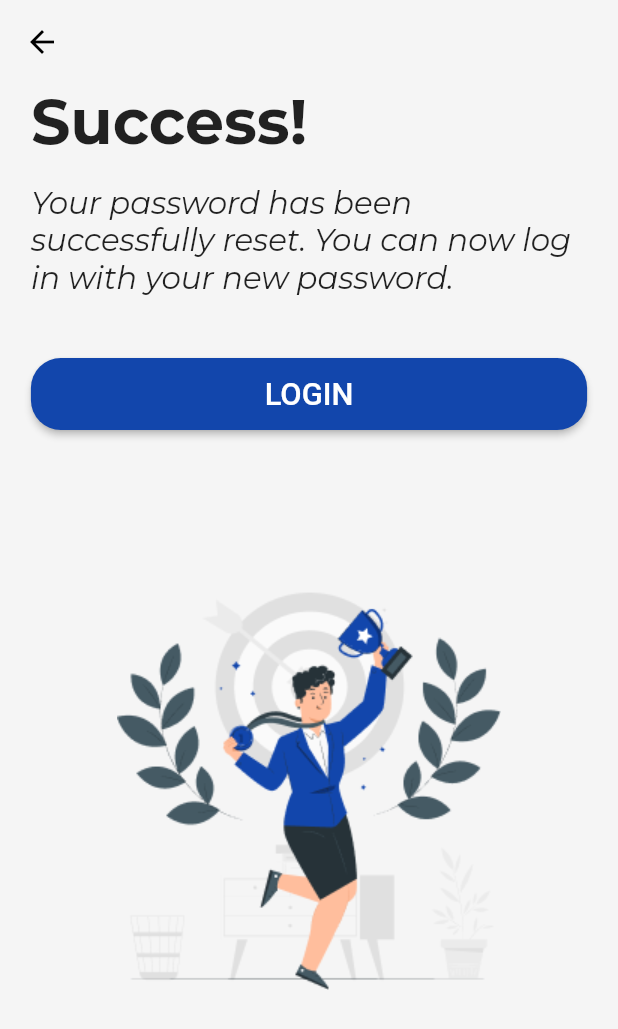
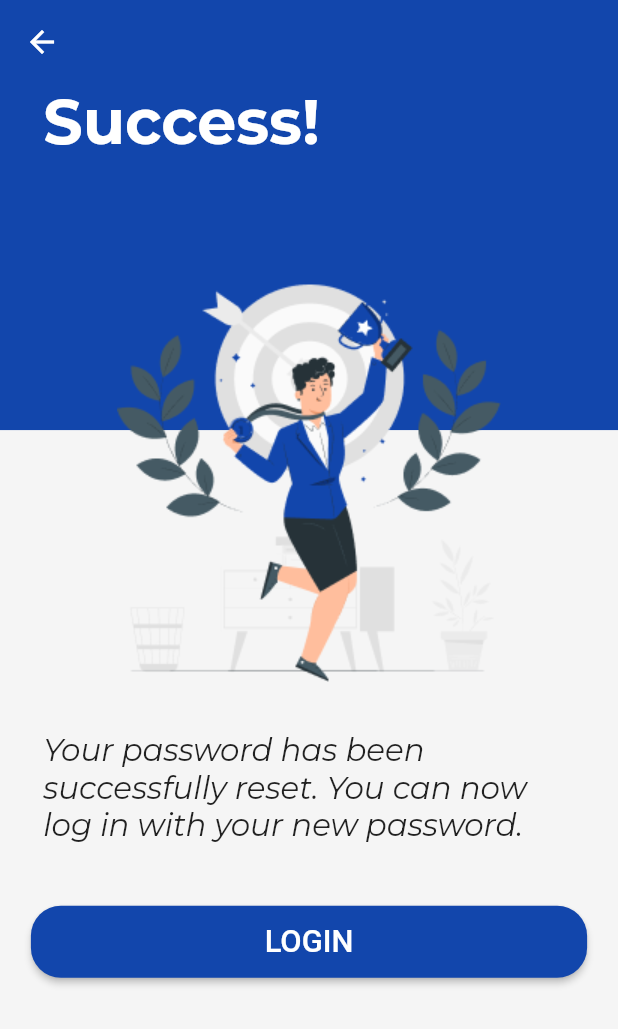
Before and after one commit to lakshya1goel/BytePad, a Flutter app: the SuccessScreen screen opened directly, on a phone screen of 412 x 824 dp. Shown: the top 1029 px of the screen. Run offline on Flutter 3.47's test engine with Material 2 defaults, Android fonts, the phone set to English and light mode, and no system bars; our stand-ins replace carousel_slider; project files that could hold a hidden picture were left out.

Commit message:
update background and implement proper navigation

```diff
--- a/lib/Views/Pages/OnboardingScreens/first_onboarding_screen.dart
+++ b/lib/Views/Pages/OnboardingScreens/first_onboarding_screen.dart
@@ -23,10 +23,9 @@ class _FirstOnboardingScreenState extends State<FirstOnboardingScreen> {
 
   void onNextButtonPressed() {
     if (currentIndex == display.length - 1) {
-      // Logic for when "NEXT" button is pressed on the last page
-      Navigator.push(
+      Navigator.pushReplacement(
         context,
-        MaterialPageRoute(builder: (context) => LoginPage()), // Replace YourNextPage() with the actual next page widget
+        MaterialPageRoute(builder: (context) => LoginPage()),
       );
     } else {
       carouselController.nextPage();
--- a/lib/Views/Pages/OnboardingScreens/splash_screen.dart
+++ b/lib/Views/Pages/OnboardingScreens/splash_screen.dart
@@ -15,7 +15,7 @@ class _SplashScreenState extends State<SplashScreen> {
     // TODO: implement initState
     super.initState();
     Timer(Duration(seconds: 4), () {
-      Navigator.push(
+      Navigator.pushReplacement(
           context, MaterialPageRoute(
           builder: (context) => const FirstOnboardingScreen()));
 
--- a/lib/Views/Pages/authentication/success_screen.dart
+++ b/lib/Views/Pages/authentication/success_screen.dart
@@ -19,11 +19,11 @@ class _SuccessScreenState extends State<SuccessScreen> {
 
     return Scaffold(
       appBar: AppBar(
-        backgroundColor: bgColor,
+        backgroundColor: blueColor,
         elevation: 0,
         leading: IconButton(
           icon: Icon(Icons.arrow_back,
-            color: Colors.black,
+            color: Colors.white,
           ),
           onPressed: () {
             Navigator.pop(context);
@@ -32,21 +32,34 @@ class _SuccessScreenState extends State<SuccessScreen> {
       ),
       body: SingleChildScrollView(
         child: SafeArea(
-          child: Column(
+          child: Stack(
+            children: [
+              Container(
+                width: size.width,
+                color: blueColor,
+                height: size.height*0.28,
+              ),
+              Column(
                 crossAxisAlignment: CrossAxisAlignment.start,
                 children: [
                   Padding(
-                padding: EdgeInsets.symmetric(horizontal: size.width*0.05),
+                    padding: EdgeInsets.symmetric(horizontal: size.width*0.07),
                     child: Text("Success!",
                       style: TextStyle(
                         fontSize: size.width*0.1,
                         fontWeight: FontWeight.bold,
+                        color: Colors.white,
                       ),
                     ),
                   ),
-              SizedBox(height: size.height*0.02,),
+                  SizedBox(height: size.height*0.07,),
+                  Align(
+                      alignment: Alignment.center,
+                      child: Image.asset("assets/images/successImage.png")
+                  ),
+                  SizedBox(height: size.height*0.04,),
                   Padding(
-                padding: EdgeInsets.symmetric(horizontal: size.width*0.05),
+                    padding: EdgeInsets.symmetric(horizontal: size.width*0.07),
                     child: Text("Your password has been successfully reset. You can now log in with your new password.",
                       style: TextStyle(
                         fontSize: size.width*0.05,
@@ -83,10 +96,7 @@ class _SuccessScreenState extends State<SuccessScreen> {
                       ),
                     ),
                   ),
-              SizedBox(height: size.height*0.1,),
-              Align(
-                alignment: Alignment.center,
-                  child: Image.asset("assets/images/SuccessImg.png")
+                ],
               ),
             ],
           ),
```
Also changed, not shown: lib/Views/Pages/authentication/forgot_password_page.dart (+17 -6 lines), assets/images/forgotPasswordImage.png (added). Lines whose indentation alone changed are shown as unchanged.
